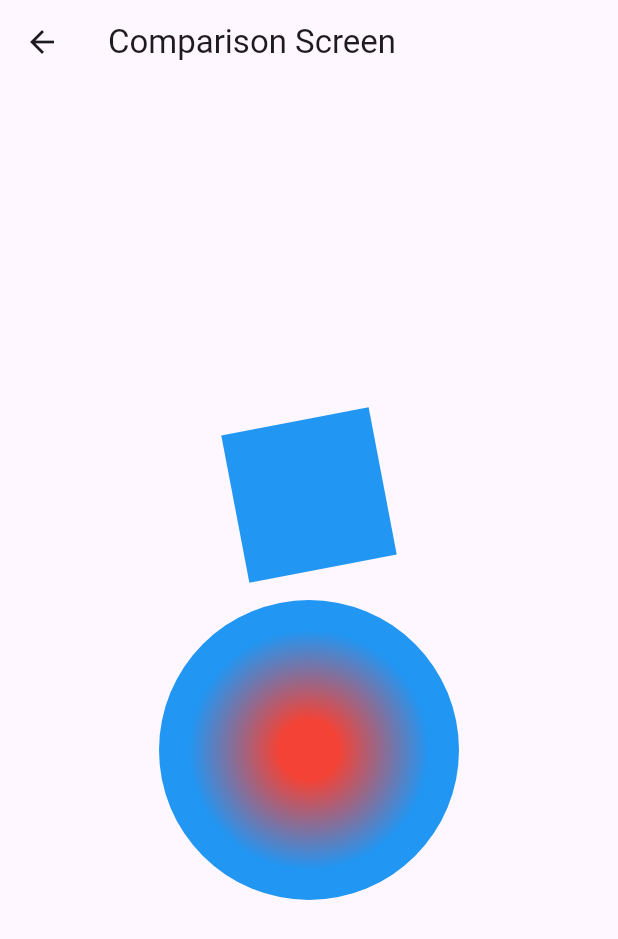
After one commit to Pojerman/flutter-app, a Flutter app: the screen it shows after launch, after a tap on "Сравнительный экран", on a phone screen of 412 x 824 dp. The commit adds this screen. Shown: the top 939 px of the screen. Run offline on Flutter 3.47's test engine with Material 3 defaults, Android fonts, the phone set to English and light mode, and no system bars.

```diff
--- /dev/null
+++ b/lib/screens/comparison_screen.dart
@@ -0,0 +1,69 @@
+// screens/comparison_screen.dart
+import 'dart:math' as math;
+import 'package:flutter/material.dart';
+import '../widgets/custom_shader_painter.dart';
+
+class ComparisonScreen extends StatefulWidget {
+  @override
+  _ComparisonScreenState createState() => _ComparisonScreenState();
+}
+
+class _ComparisonScreenState extends State<ComparisonScreen>
+    with SingleTickerProviderStateMixin {
+  late AnimationController _controller;
+
+  @override
+  void initState() {
+    super.initState();
+    _controller = AnimationController(
+      vsync: this,
+      duration: Duration(seconds: 5),
+    )..repeat();
+  }
+
+  @override
+  void dispose() {
+    _controller.dispose();
+    super.dispose();
+  }
+
+  @override
+  Widget build(BuildContext context) {
+    return Scaffold(
+      appBar: AppBar(
+        title: Text('Comparison Screen'),
+      ),
+      body: Center(
+        child: Column(
+          mainAxisAlignment: MainAxisAlignment.center,
+          children: [
+            // Анимированный круг
+            AnimatedBuilder(
+              animation: _controller,
+              builder: (context, child) {
+                return Transform.rotate(
+                  angle: _controller.value * 2 * math.pi,
+                  child: Container(
+                    width: 100,
+                    height: 100,
+                    color: Colors.blue,
+                  ),
+                );
+              },
+            ),
+            SizedBox(height: 20),
+
+            // Графика с использованием пользовательских шейдеров
+            SizedBox(
+              width: 200,
+              height: 200,
+              child: CustomPaint(
+                painter: CustomShaderPainter(),
+              ),
+            ),
+          ],
+        ),
+      ),
+    );
+  }
+}
--- a/lib/screens/home_screen.dart
+++ b/lib/screens/home_screen.dart
@@ -1,6 +1,10 @@
 // lib/screens/home_screen.dart
 import 'package:flutter/material.dart';
+import 'package:flutter_app/screens/add_card_screen_unique.dart';
+import 'package:flutter_app/screens/tic_tac_toe_screen.dart';
+import 'comparison_screen.dart';
 import 'rotating_circles_screen.dart';
+import 'add_card_screen.dart';
 
 class HomeScreen extends StatelessWidget {
   @override
@@ -10,14 +14,62 @@ class HomeScreen extends StatelessWidget {
         title: Text('Flutter App'),
       ),
       body: Center(
-        child: ElevatedButton(
+        child: Column(
+          mainAxisAlignment: MainAxisAlignment.center,
+          children: [
+            ElevatedButton(
               onPressed: () {
                 Navigator.push(
                   context,
-              MaterialPageRoute(builder: (context) => RotatingCirclesScreen()),
+                  MaterialPageRoute(
+                      builder: (context) => RotatingCirclesScreen()),
                 );
               },
               child: Text('Вращающиеся круги'),
+            ),
+            SizedBox(height: 20),
+            ElevatedButton(
+              onPressed: () {
+                Navigator.push(
+                  context,
+                  MaterialPageRoute(builder: (context) => AddCardScreen()),
+                );
+              },
+              child: Text('Карточки без ключа'),
+            ),
+            SizedBox(height: 20),
+            ElevatedButton(
+              onPressed: () {
+                Navigator.push(
+                  context,
+                  MaterialPageRoute(
+                      builder: (context) => AddCardScreenUnique()),
+                );
+              },
+              child: Text('Карточки с ключом'),
+            ),
+            SizedBox(height: 20),
+            ElevatedButton(
+              onPressed: () {
+                Navigator.push(
+                  context,
+                  MaterialPageRoute(builder: (context) => TicTacToeScreen()),
+                );
+              },
+              child: Text('Крести нолики'),
+            ),
+            SizedBox(height: 20),
+            ElevatedButton(
+              onPressed: () {
+                Navigator.push(
+                  context,
+                  MaterialPageRoute(builder: (context) => ComparisonScreen()),
+                );
+              },
+              child: Text('Сравнительный экран'),
+            ),
+            SizedBox(height: 20),
+          ],
         ),
       ),
     );
--- a/lib/screens/rotating_circles_screen.dart
+++ b/lib/screens/rotating_circles_screen.dart
@@ -46,6 +46,7 @@ class _RotatingCirclesScreenState extends State<RotatingCirclesScreen>
             RotatingCircle(animation: _animation),
             SizedBox(height: 20),
             RotatingCircle(animation: _animation),
+            RotatingCircle(animation: _animation),
           ],
         ),
       ),
--- /dev/null
+++ b/lib/widgets/custom_shader_painter.dart
@@ -0,0 +1,29 @@
+// widgets/custom_shader_painter.dart
+import 'dart:math' as math;
+import 'dart:ui' as ui;
+import 'package:flutter/material.dart';
+
+class CustomShaderPainter extends CustomPainter {
+  @override
+  void paint(Canvas canvas, Size size) {
+    final Paint paint = Paint();
+    final double radius = size.width / 2;
+
+    final Gradient gradient = RadialGradient(
+      colors: [Colors.red, Colors.blue],
+      stops: [0.2, 0.8],
+    );
+
+    final Rect rect =
+        Rect.fromCircle(center: Offset(radius, radius), radius: radius);
+
+    paint.shader = gradient.createShader(rect);
+
+    canvas.drawCircle(Offset(radius, radius), radius, paint);
+  }
+
+  @override
+  bool shouldRepaint(covariant CustomPainter oldDelegate) {
+    return false;
+  }
+}
```
Also changed, not shown: lib/screens/add_card_screen.dart (added, +77 -0 lines), lib/screens/add_card_screen_unique.dart (added, +83 -0 lines), lib/screens/tic_tac_toe_screen.dart (added, +153 -0 lines), pubspec.yaml (+10 -0 lines), lib/assets/images/screen2.jpg (added), lib/assets/images/screen3.jpg (added), pubspec.lock, 4 other files. Lines whose indentation alone changed are shown as unchanged.
